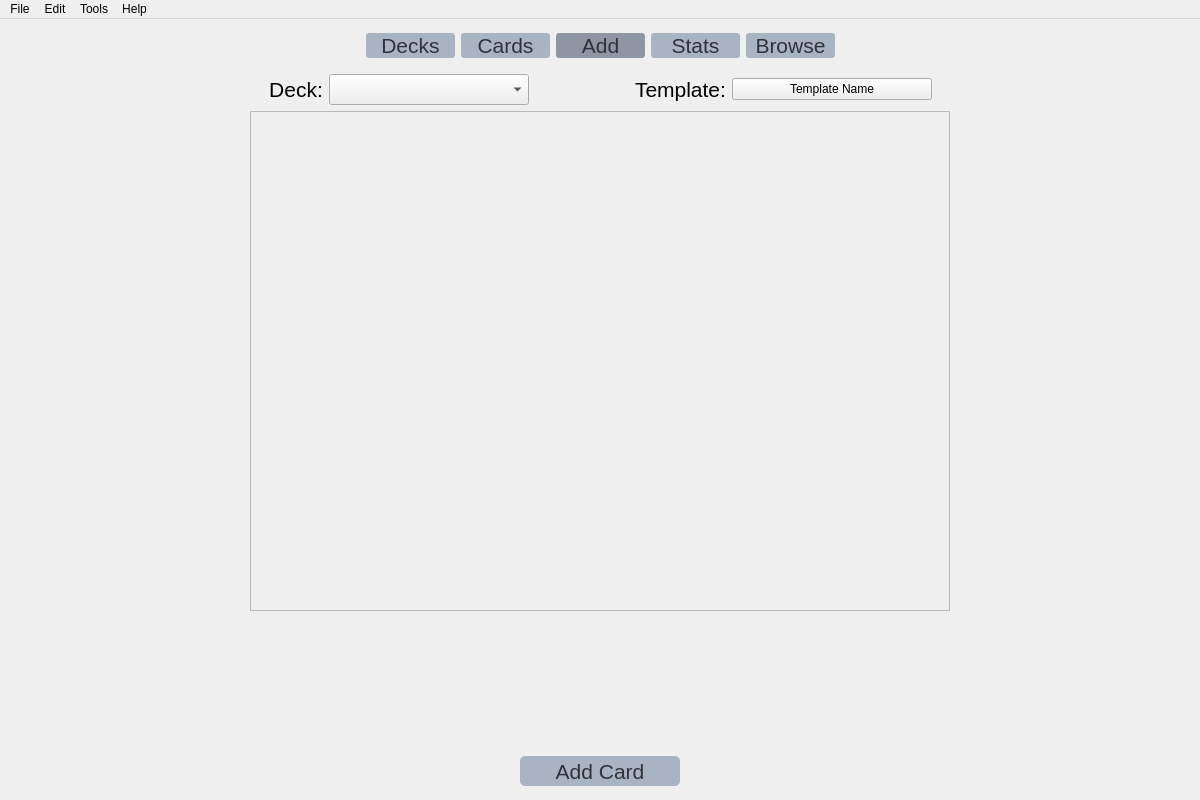
Above: addcard.ui from Drewfett/FlashcardsNEA before the change. Below: the same form after it.
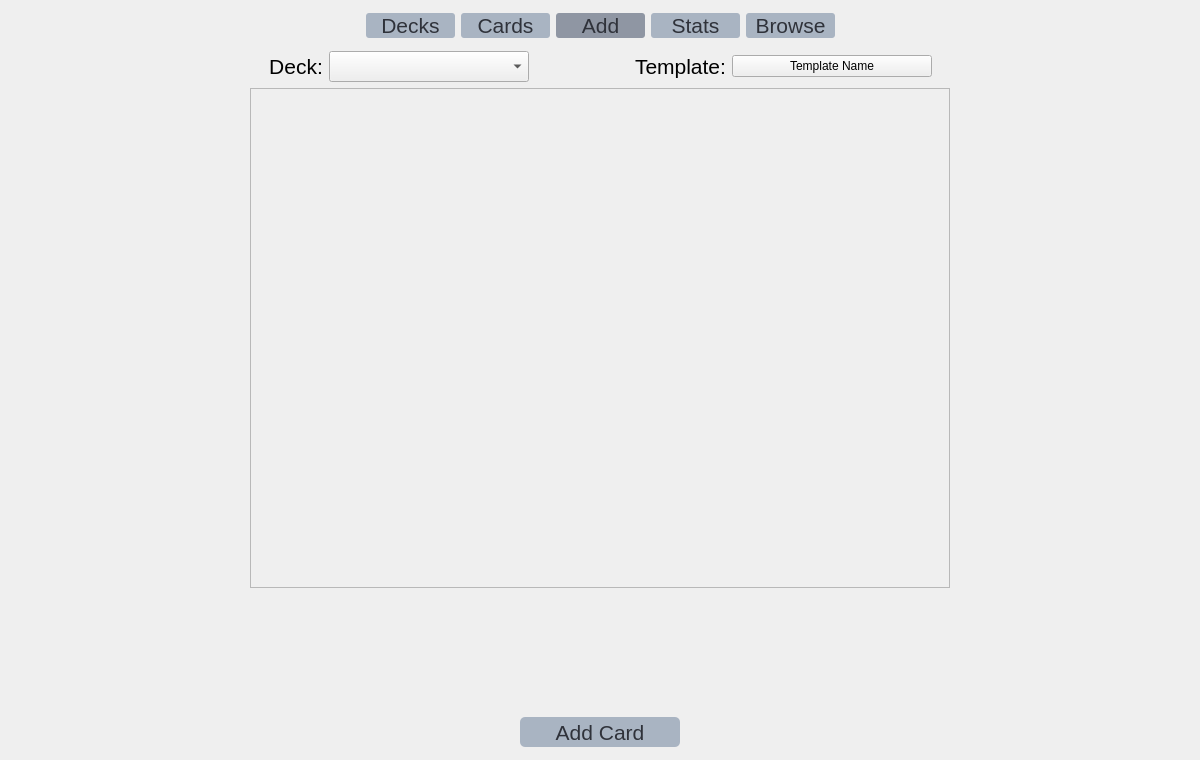
That is the form after the change.

Diff of the .ui file:
```diff
--- a/addcard.ui
+++ b/addcard.ui
@@ -1,24 +1,17 @@
 <?xml version="1.0" encoding="UTF-8"?>
 <ui version="4.0">
- <class>MainWindow</class>
- <widget class="QMainWindow" name="MainWindow">
+ <class>Form</class>
+ <widget class="QWidget" name="Form">
   <property name="geometry">
    <rect>
     <x>0</x>
     <y>0</y>
     <width>1200</width>
-    <height>800</height>
+    <height>760</height>
    </rect>
   </property>
   <property name="windowTitle">
-   <string>MainWindow</string>
-  </property>
-  <property name="styleSheet">
-   <string notr="true"/>
-  </property>
-  <widget class="QWidget" name="centralwidget">
-   <property name="styleSheet">
-    <string notr="true"/>
+   <string>Form</string>
    </property>
    <layout class="QVBoxLayout" name="verticalLayout">
     <item>
@@ -31,8 +24,8 @@
       </property>
       <property name="sizeHint" stdset="0">
        <size>
-        <width>20</width>
-        <height>5</height>
+       <width>1173</width>
+       <height>2</height>
        </size>
       </property>
      </spacer>
@@ -231,8 +224,8 @@
       </property>
       <property name="sizeHint" stdset="0">
        <size>
-        <width>20</width>
-        <height>10</height>
+       <width>1173</width>
+       <height>7</height>
        </size>
       </property>
      </spacer>
@@ -422,8 +415,8 @@
       </property>
       <property name="sizeHint" stdset="0">
        <size>
-        <width>20</width>
-        <height>40</height>
+       <width>1173</width>
+       <height>32</height>
        </size>
       </property>
      </spacer>
@@ -504,62 +497,13 @@
       </property>
       <property name="sizeHint" stdset="0">
        <size>
-        <width>10</width>
-        <height>5</height>
+       <width>1173</width>
+       <height>2</height>
        </size>
       </property>
      </spacer>
     </item>
    </layout>
-  </widget>
-  <widget class="QMenuBar" name="menubar">
-   <property name="geometry">
-    <rect>
-     <x>0</x>
-     <y>0</y>
-     <width>1200</width>
-     <height>36</height>
-    </rect>
-   </property>
-   <widget class="QMenu" name="menuFile">
-    <property name="title">
-     <string>File</string>
-    </property>
-   </widget>
-   <widget class="QMenu" name="menuEdit">
-    <property name="title">
-     <string>Edit</string>
-    </property>
-   </widget>
-   <widget class="QMenu" name="menuTools">
-    <property name="title">
-     <string>Tools</string>
-    </property>
-   </widget>
-   <widget class="QMenu" name="menuHelp">
-    <property name="title">
-     <string>Help</string>
-    </property>
-   </widget>
-   <addaction name="menuFile"/>
-   <addaction name="menuEdit"/>
-   <addaction name="menuTools"/>
-   <addaction name="menuHelp"/>
-  </widget>
-  <action name="actionAdd">
-   <property name="enabled">
-    <bool>true</bool>
-   </property>
-   <property name="text">
-    <string>Add</string>
-   </property>
-   <property name="toolTip">
-    <string>Shortcut: ctrl-A</string>
-   </property>
-   <property name="shortcut">
-    <string>Ctrl+A</string>
-   </property>
-  </action>
  </widget>
  <resources/>
  <connections/>
```
Left out of the diff: 30 changed lines with no effect on the pictures. Lines whose indentation alone changed are shown as unchanged.
